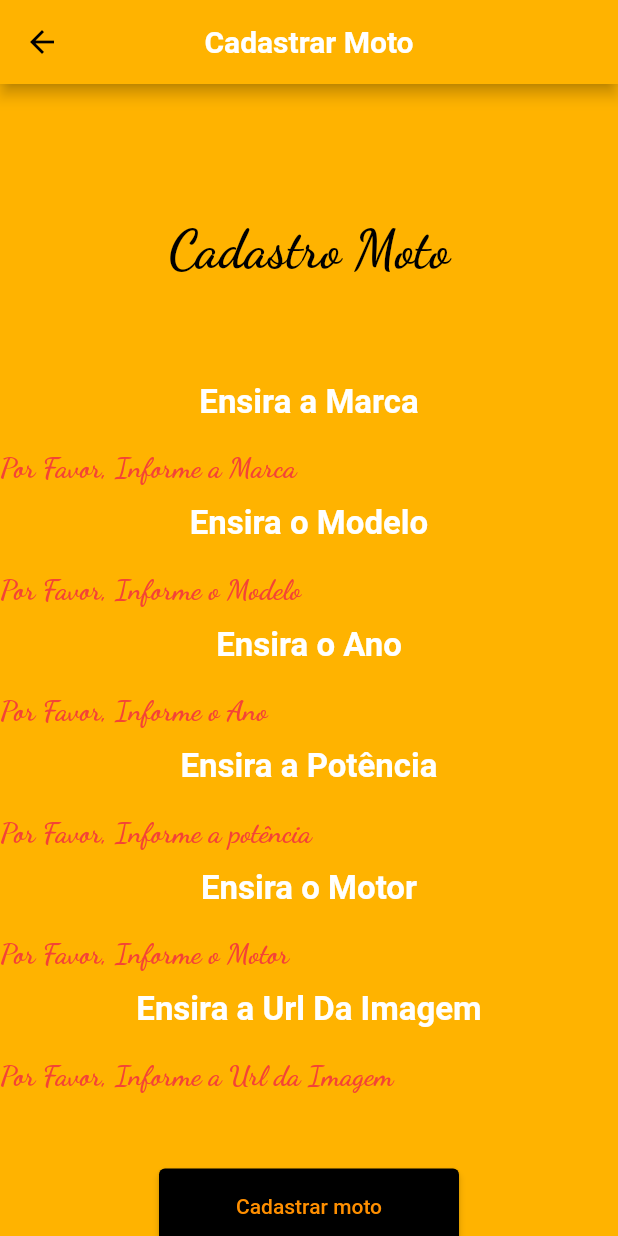
After one commit to marcio1998/show_room_app, a Flutter app: the CadastrarMoto screen opened by its route, after a tap on "Cadastrar moto", on a phone screen of 412 x 824 dp. The commit adds this screen. Run offline on Flutter 3.47's test engine with Material 2 defaults, Android fonts, the phone set to English and light mode, and no system bars; our stand-ins replace cloud_firestore, firebase_auth, firebase_core; accounts and stored records are empty.

Commit message:
Cadastrar e visualizar motos

```diff
--- /dev/null
+++ b/lib/CadastrarMoto.dart
@@ -0,0 +1,202 @@
+import 'package:cloud_firestore/cloud_firestore.dart';
+import 'package:flutter/material.dart';
+import 'package:show_room_app/model/Moto.dart';
+
+class CadastrarMoto extends StatefulWidget {
+  const CadastrarMoto({Key? key}) : super(key: key);
+
+  @override
+  _CadastrarMotoState createState() => _CadastrarMotoState();
+}
+
+class _CadastrarMotoState extends State<CadastrarMoto> {
+  var _marcaCarroController = TextEditingController();
+  var _modeloCarroController = TextEditingController();
+  var _anoCarroController = TextEditingController();
+  var _potenciaCarroController = TextEditingController();
+  var _motorCarroController = TextEditingController();
+  var _urlImgCarroController = TextEditingController();
+  final _formKey = GlobalKey<FormState>();
+  @override
+  Widget build(BuildContext context) {
+    return Scaffold(
+      appBar: AppBar(
+        title: Text(
+          "Cadastrar Moto",
+          style: Theme.of(context).appBarTheme.titleTextStyle,
+        ),
+      ),
+      body: SingleChildScrollView(
+        child: Form(
+          key: this._formKey,
+          child: Column(
+            children: [
+              SizedBox(
+                height: 90,
+              ),
+              Container(
+                margin: EdgeInsets.only(bottom: 40),
+                child: Text(
+                  "Cadastro Moto",
+                  style: Theme.of(context).textTheme.headline1,
+                ),
+              ),
+              Container(
+                padding: EdgeInsets.only(top: 15),
+                child: TextFormField(
+                  textAlign: TextAlign.center,
+                  style: Theme.of(context).textTheme.headline2,
+                  decoration: InputDecoration(
+                    errorStyle: Theme.of(context).textTheme.headline3,
+                    border: InputBorder.none,
+                    hintStyle: Theme.of(context).textTheme.headline2,
+                    hintText: "Ensira a Marca",
+                  ),
+                  controller: this._marcaCarroController,
+                  validator: (value) {
+                    if (value == null || value.isEmpty) {
+                      return "Por Favor, Informe a Marca";
+                    } else {
+                      return null;
+                    }
+                  },
+                ),
+              ),
+              TextFormField(
+                textAlign: TextAlign.center,
+                style: Theme.of(context).textTheme.headline2,
+                decoration: InputDecoration(
+                  errorStyle: Theme.of(context).textTheme.headline3,
+                  border: InputBorder.none,
+                  hintStyle: Theme.of(context).textTheme.headline2,
+                  hintText: "Ensira o Modelo",
+                ),
+                controller: this._modeloCarroController,
+                validator: (value) {
+                  if (value == null || value.isEmpty) {
+                    return "Por Favor, Informe o Modelo";
+                  } else {
+                    return null;
+                  }
+                },
+              ),
+              TextFormField(
+                textAlign: TextAlign.center,
+                style: Theme.of(context).textTheme.headline2,
+                decoration: InputDecoration(
+                  errorStyle: Theme.of(context).textTheme.headline3,
+                  border: InputBorder.none,
+                  hintStyle: Theme.of(context).textTheme.headline2,
+                  hintText: "Ensira o Ano",
+                ),
+                controller: this._anoCarroController,
+                validator: (value) {
+                  if (value == null || value.isEmpty) {
+                    return "Por Favor, Informe o Ano";
+                  } else {
+                    return null;
+                  }
+                },
+              ),
+              TextFormField(
+                textAlign: TextAlign.center,
+                style: Theme.of(context).textTheme.headline2,
+                decoration: InputDecoration(
+                  errorStyle: Theme.of(context).textTheme.headline3,
+                  border: InputBorder.none,
+                  hintStyle: Theme.of(context).textTheme.headline2,
+                  hintText: "Ensira a Potência",
+                ),
+                controller: this._potenciaCarroController,
+                validator: (value) {
+                  if (value == null || value.isEmpty) {
+                    return "Por Favor, Informe a potência";
+                  } else {
+                    return null;
+                  }
+                },
+              ),
+              TextFormField(
+                textAlign: TextAlign.center,
+                style: Theme.of(context).textTheme.headline2,
+                decoration: InputDecoration(
+                  errorStyle: Theme.of(context).textTheme.headline3,
+                  border: InputBorder.none,
+                  hintStyle: Theme.of(context).textTheme.headline2,
+                  hintText: "Ensira o Motor",
+                ),
+                controller: this._motorCarroController,
+                validator: (value) {
+                  if (value == null || value.isEmpty) {
+                    return "Por Favor, Informe o Motor";
+                  } else {
+                    return null;
+                  }
+                },
+              ),
+              TextFormField(
+                textAlign: TextAlign.center,
+                style: Theme.of(context).textTheme.headline2,
+                decoration: InputDecoration(
+                  errorStyle: Theme.of(context).textTheme.headline3,
+                  border: InputBorder.none,
+                  hintStyle: Theme.of(context).textTheme.headline2,
+                  hintText: "Ensira a Url Da Imagem",
+                ),
+                controller: this._urlImgCarroController,
+                validator: (value) {
+                  if (value == null || value.isEmpty) {
+                    return "Por Favor, Informe a Url da Imagem";
+                  } else {
+                    return null;
+                  }
+                },
+              ),
+              Container(
+                width: 200,
+                height: 50,
+                margin: EdgeInsets.only(top: 50),
+                child: ElevatedButton(
+                    onPressed: () => this.cadastrarMoto(
+                        this._marcaCarroController.text,
+                        this._modeloCarroController.text,
+                        this._anoCarroController.text,
+                        this._potenciaCarroController.text,
+                        this._motorCarroController.text,
+                        this._urlImgCarroController.text),
+                    child: Text(
+                      "Cadastrar moto",
+                      style: TextStyle(
+                        color: Colors.amber[800],
+                      ),
+                    )),
+              ),
+            ],
+          ),
+        ),
+      ),
+    );
+  }
+
+  void cadastrarMoto(marca, modelo, ano, potencia, motor, urlImg) {
+    if (this._formKey.currentState!.validate()) {
+      var db = FirebaseFirestore.instance;
+      db
+          .collection('motos')
+          .add(
+            Moto(marca, modelo, ano, potencia, motor, urlImg).toJson(),
+          )
+          .then((value) => {
+                ScaffoldMessenger.of(context).showSnackBar(SnackBar(
+                  content: Text("Moto cadastrada com Sucesso"),
+                  duration: Duration(seconds: 5),
+                )),
+                Navigator.pop(context)
+              })
+          .catchError((erro) {
+        ScaffoldMessenger.of(context).showSnackBar(
+            SnackBar(content: Text(erro.code), duration: Duration(seconds: 2)));
+      });
+    }
+  }
+}
--- a/lib/main.dart
+++ b/lib/main.dart
@@ -3,10 +3,12 @@ import 'package:flutter/material.dart';
 import 'package:cloud_firestore/cloud_firestore.dart';
 import 'package:firebase_core/firebase_core.dart';
 import 'package:show_room_app/CadastrarCarro.dart';
+import 'package:show_room_app/CadastrarMoto.dart';
 import 'package:show_room_app/CadastroDeUsuario.dart';
 import 'package:show_room_app/Cafe.dart';
 import 'package:show_room_app/CarrosCadastrados.dart';
 import 'package:show_room_app/Login.dart';
+import 'package:show_room_app/MotosCadastradas.dart';
 import 'PaginaInicial.dart';
 
 //CÓDIGO PARA VERIFICAÇÃO DO BANCO DE DADOS.
@@ -94,6 +96,8 @@ class MyApp extends StatelessWidget {
         '/login': (context) => Login(),
         '/cadastrarcarro': (context) => CadastrarCarro(),
         '/carroscadastrados': (context) => CarrosCadastrados(),
+        '/cadastrarmoto': (context) => CadastrarMoto(),
+        '/motoscadastradas': (context) => MotosCadastrdas(),
       },
       home: MyHomePage(),
     );
--- /dev/null
+++ b/lib/model/Moto.dart
@@ -0,0 +1,35 @@
+import 'package:flutter/cupertino.dart';
+
+class Moto {
+  late String marca;
+  late String modelo;
+  late String ano;
+  late String potencia;
+  late String motor;
+  late String urlImg;
+
+  Moto(@required this.marca, @required this.modelo, @required this.ano,
+      @required this.potencia, @required this.motor, @required this.urlImg);
+
+  Moto.fromJson(Map<String, dynamic> map, String id) {
+    //O id é por que eu quero checar ele
+    //Aqui é tudo igual, Strin e Dynamic por que são as unicas variaveis aceitas no firebase
+    this.marca = map['marca'];
+    this.modelo = map['modelo'];
+    this.ano = map['ano'];
+    this.potencia = map['potencia'];
+    this.motor = map['motor'];
+    this.urlImg = map['urlImg'];
+  }
+
+  Map<String, dynamic> toJson() {
+    return {
+      'marca': this.marca,
+      'modelo': this.modelo,
+      'ano': this.ano,
+      'potencia': this.potencia,
+      'motor': this.motor,
+      'urlImg': this.urlImg
+    };
+  }
+}
```
Also changed, not shown: lib/MostrarMoto.dart (added, +129 -0 lines), lib/MotosCadastradas.dart (added, +44 -0 lines), lib/PaginaInicial.dart (+14 -0 lines).
